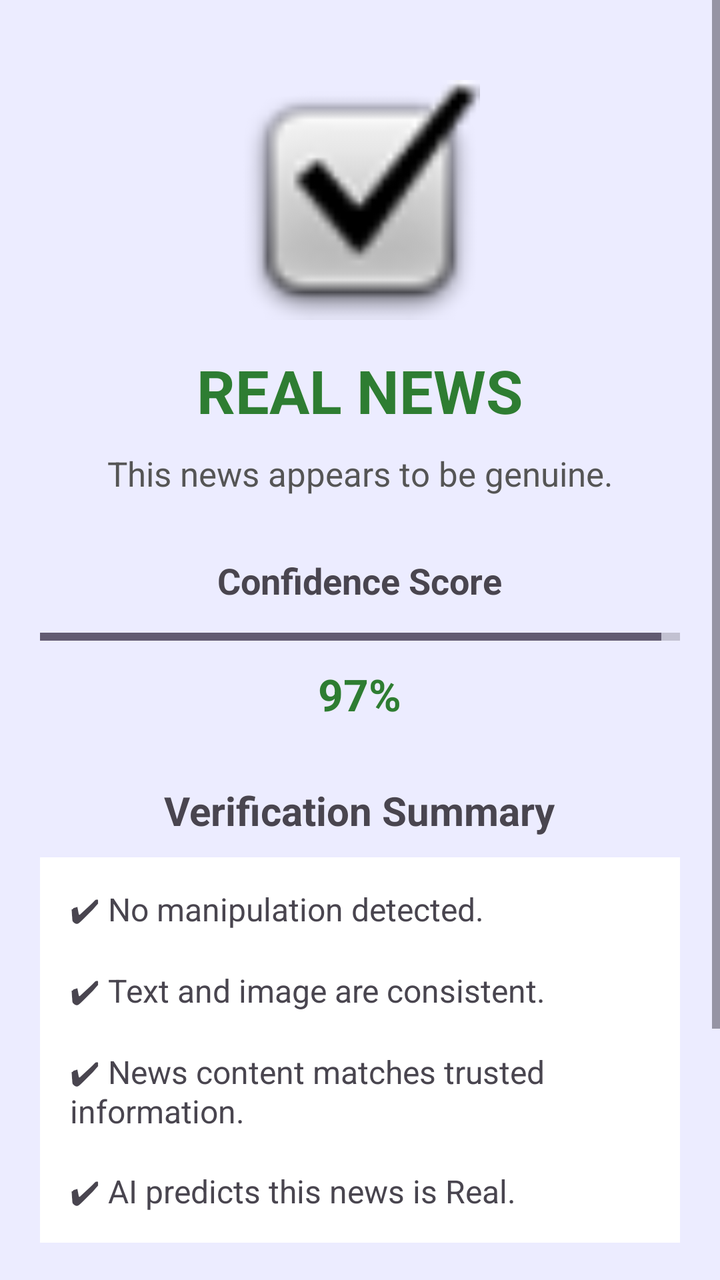
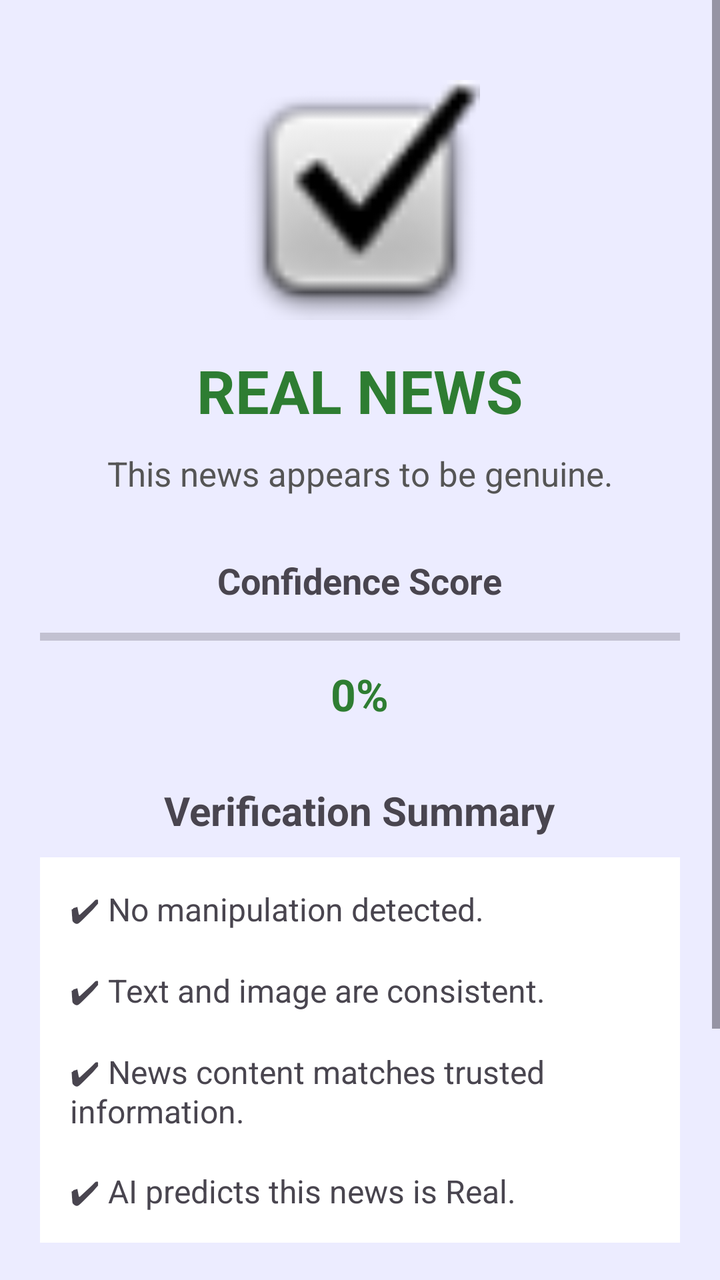

Screens rendered from an Android XML layout before and after an edit, with the pre-edit source and the edit as a unified diff.
<!-- AndroidManifest.xml: application theme Theme.FactX -->
<!-- res/layout/activity_real_result.xml -->
<?xml version="1.0" encoding="utf-8"?>
<ScrollView xmlns:android="http://schemas.android.com/apk/res/android"
    android:layout_width="match_parent"
    android:layout_height="match_parent"
    android:background="#ECECFF">

    <LinearLayout
        android:layout_width="match_parent"
        android:layout_height="wrap_content"
        android:orientation="vertical"
        android:gravity="center_horizontal"
        android:padding="20dp">

        

        <ImageView
            android:id="@+id/imgResult"
            android:layout_width="120dp"
            android:layout_height="120dp"
            android:layout_marginTop="20dp"
            android:src="@android:drawable/checkbox_on_background" />

        

        <TextView
            android:id="@+id/txtResult"
            android:layout_width="wrap_content"
            android:layout_height="wrap_content"
            android:layout_marginTop="15dp"
            android:text="REAL NEWS"
            android:textColor="#2E7D32"
            android:textSize="30sp"
            android:textStyle="bold" />

        

        <TextView
            android:layout_width="wrap_content"
            android:layout_height="wrap_content"
            android:layout_marginTop="10dp"
            android:text="This news appears to be genuine."
            android:textColor="#555555"
            android:textSize="17sp" />

        

        <TextView
            android:layout_width="wrap_content"
            android:layout_height="wrap_content"
            android:layout_marginTop="30dp"
            android:text="Confidence Score"
            android:textSize="18sp"
            android:textStyle="bold" />

        <ProgressBar
            android:id="@+id/progressConfidence"
            style="?android:attr/progressBarStyleHorizontal"
            android:layout_width="match_parent"
            android:layout_height="12dp"
            android:layout_marginTop="10dp"
            android:max="100"
            android:progress="97" />

        <TextView
            android:id="@+id/txtConfidence"
            android:layout_width="wrap_content"
            android:layout_height="wrap_content"
            android:layout_marginTop="8dp"
            android:text="97%"
            android:textColor="#2E7D32"
            android:textSize="22sp"
            android:textStyle="bold" />

        

        <TextView
            android:layout_width="wrap_content"
            android:layout_height="wrap_content"
            android:layout_marginTop="30dp"
            android:text="Verification Summary"
            android:textSize="20sp"
            android:textStyle="bold" />

        <TextView
            android:id="@+id/txtSummary"
            android:layout_width="match_parent"
            android:layout_height="wrap_content"
            android:layout_marginTop="10dp"
            android:background="#FFFFFF"
            android:padding="15dp"
            android:text="✔ No manipulation detected.\n\n✔ Text and image are consistent.\n\n✔ News content matches trusted information.\n\n✔ AI predicts this news is Real."
            android:textSize="16sp" />

        

        <Button
            android:id="@+id/btnAgain"
            android:layout_width="match_parent"
            android:layout_height="55dp"
            android:layout_marginTop="30dp"
            android:backgroundTint="#173B91"
            android:text="Analyze Again"
            android:textAllCaps="false"
            android:textColor="#FFFFFF"
            android:textSize="18sp"
            android:textStyle="bold" />

        

        <Button
            android:id="@+id/btnHome"
            android:layout_width="match_parent"
            android:layout_height="55dp"
            android:layout_marginTop="15dp"
            android:backgroundTint="#4CAF50"
            android:text="Back to Home"
            android:textAllCaps="false"
            android:textColor="#FFFFFF"
            android:textSize="18sp"
            android:textStyle="bold" />

    </LinearLayout>

</ScrollView>
<!-- resources referenced by this layout -->
<resources>
  <style name="Theme.FactX" parent="Base.Theme.FactX" />
  <style name="Base.Theme.FactX" parent="Theme.Material3.DayNight.NoActionBar">
          
          
      </style>
</resources>

<!-- the commit's change to res/layout/activity_real_result.xml (unified diff, before → after) -->
@@ -58,15 +58,14 @@
             android:layout_width="match_parent"
             android:layout_height="12dp"
             android:layout_marginTop="10dp"
-            android:max="100"
-            android:progress="97" />
+            android:max="100" />
 
         <TextView
             android:id="@+id/txtConfidence"
             android:layout_width="wrap_content"
             android:layout_height="wrap_content"
             android:layout_marginTop="8dp"
-            android:text="97%"
+            android:text="0%"
             android:textColor="#2E7D32"
             android:textSize="22sp"
             android:textStyle="bold" />
